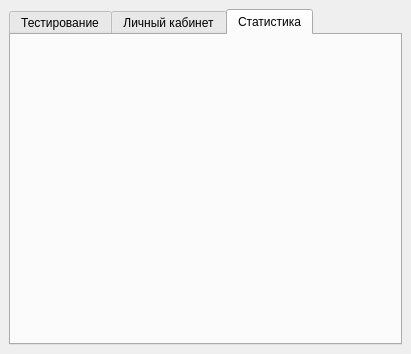
The window that interface/Windows/user.ui (mylifeaslana/Intellectual-testing-system) describes before a commit, drawn with Qt 5.
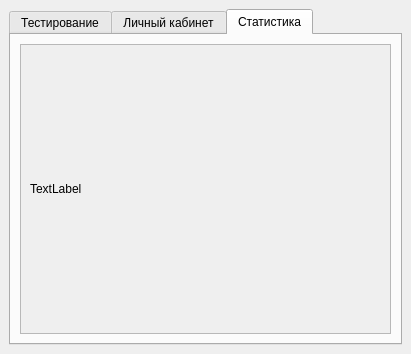
The same window after the commit.

```diff
--- a/interface/Windows/user.ui
+++ b/interface/Windows/user.ui
@@ -246,6 +246,34 @@
        <attribute name="title">
         <string>Статистика</string>
        </attribute>
+       <layout class="QVBoxLayout" name="verticalLayout_3">
+        <item>
+         <widget class="QScrollArea" name="scrollArea_2">
+          <property name="widgetResizable">
+           <bool>true</bool>
+          </property>
+          <widget class="QWidget" name="scrollAreaWidgetContents_2">
+           <property name="geometry">
+            <rect>
+             <x>0</x>
+             <y>0</y>
+             <width>367</width>
+             <height>290</height>
+            </rect>
+           </property>
+           <layout class="QHBoxLayout" name="horizontalLayout">
+            <item>
+             <widget class="QLabel" name="label_4">
+              <property name="text">
+               <string>TextLabel</string>
+              </property>
+             </widget>
+            </item>
+           </layout>
+          </widget>
+         </widget>
+        </item>
+       </layout>
       </widget>
      </widget>
     </item>
```
Left out of the diff: 4 changed lines with no effect on the pictures.
